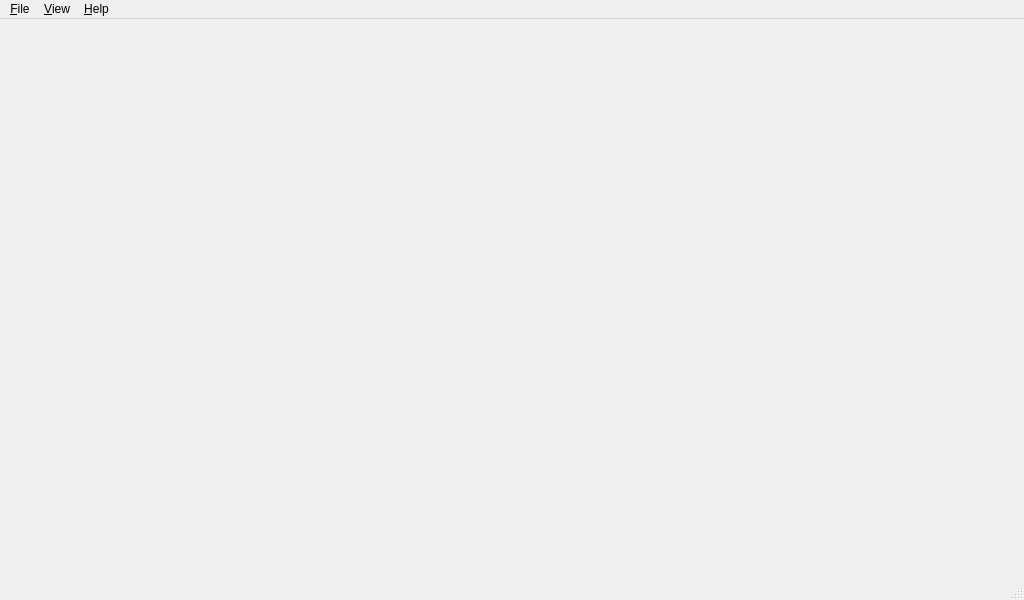
First picture: the form in client/mainwindow.ui, repository pstavirs/ostinato, before the edit.
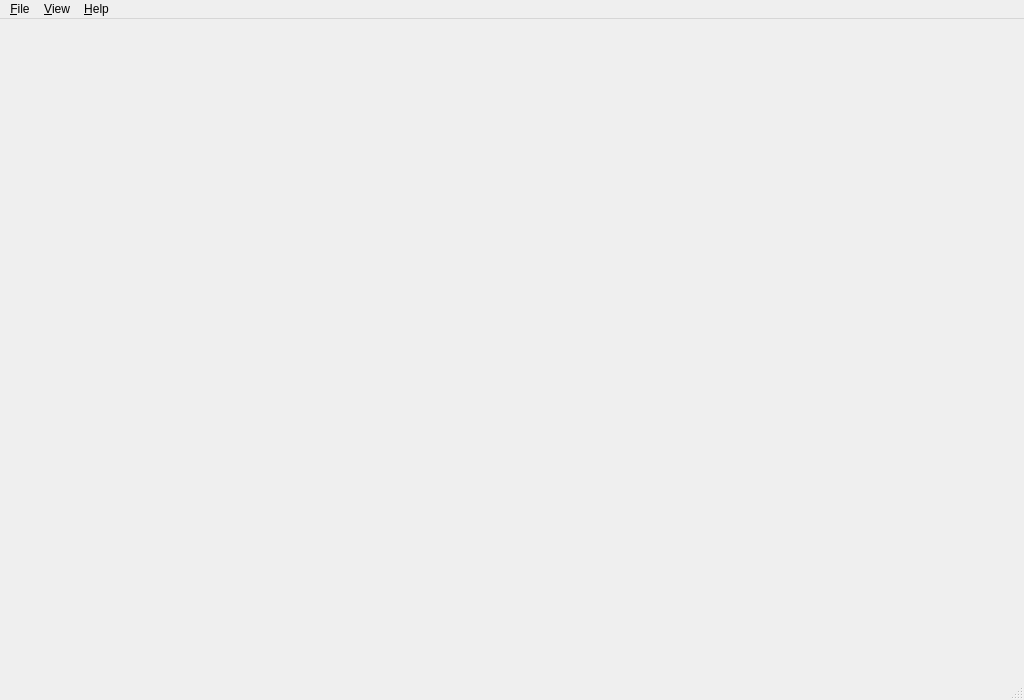
Second picture: the form after the edit. Icons and pictures are not drawn.

Commit message: Increase main window height to make room for stats

The edit to the form file:
```diff
--- a/client/mainwindow.ui
+++ b/client/mainwindow.ui
@@ -7,7 +7,7 @@
     <x>0</x>
     <y>0</y>
     <width>1024</width>
-    <height>600</height>
+    <height>700</height>
    </rect>
   </property>
   <property name="windowTitle" >
```
The commit also changes 1 other file.
